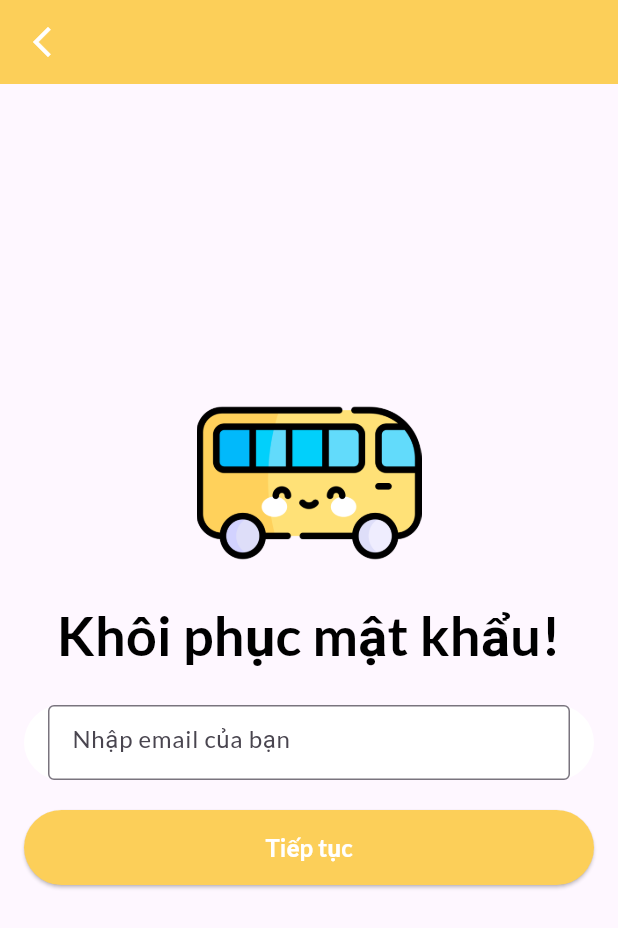
After one commit to public-transportation-pickup/ptp-mobile-customer, a Flutter app: the screen it shows after launch, after a tap on "Quên mật khẩu?", on a phone screen of 412 x 824 dp. The commit adds this screen. Shown: the top 928 px of the screen. Run offline on Flutter 3.47's test engine with Material 3 defaults, Android fonts, the phone set to English and light mode, and no system bars; our stand-ins replace badges, carousel_slider, firebase_auth, firebase_core, flutter_map, flutter_svg and 9 more; missing offline and left inert: flutter_map_location_marker, flutter_map_marker_popup, flutter_map_tappable_polyline, open_settings; accounts and stored records are empty; network calls fail.

Commit message:
add reset password

```diff
--- a/lib/pages/intro_pages/login_page.dart
+++ b/lib/pages/intro_pages/login_page.dart
@@ -1,3 +1,4 @@
+import 'package:capstone_ptp/pages/intro_pages/reset_password_page.dart';
 import 'package:firebase_auth/firebase_auth.dart';
 import 'package:flutter/material.dart';
 import 'package:flutter/services.dart';
@@ -196,7 +197,17 @@ class _LoginPageState extends State<LoginPage> {
                             ),
                           ),
                           const SizedBox(height: 16),
-                          const SizedBox(
+                          InkWell(
+                            onTap: () {
+                              HapticFeedback.lightImpact();
+                              Navigator.push(
+                                context,
+                                MaterialPageRoute(
+                                  builder: (context) => ResetPasswordPage(),
+                                ),
+                              );
+                            },
+                            child: const SizedBox(
                               width: 280,
                               height: 23,
                               child: Text(
@@ -207,6 +218,7 @@ class _LoginPageState extends State<LoginPage> {
                                   fontFamily: 'Poppins',
                                   fontWeight: FontWeight.w300,
                                   height: 0,
+                                ),
                               ),
                             ),
                           ),
--- /dev/null
+++ b/lib/pages/intro_pages/reset_password_page.dart
@@ -0,0 +1,134 @@
+import 'package:flutter/material.dart';
+import 'package:flutter/widgets.dart';
+
+import '../../services/firebase_authentication.dart';
+
+class ResetPasswordPage extends StatefulWidget {
+  @override
+  _ResetPasswordPageState createState() => _ResetPasswordPageState();
+}
+
+class _ResetPasswordPageState extends State<ResetPasswordPage> {
+  final TextEditingController _emailController = TextEditingController();
+  final FirebaseAuthentication _auth = FirebaseAuthentication();
+
+  String _resetPasswordMessage = '';
+
+  Future<void> _resetPassword() async {
+    String email = _emailController.text.trim();
+
+    if (email.isNotEmpty) {
+      try {
+        await _auth.resetPassword(email);
+        setState(() {
+          _resetPasswordMessage =
+              'Email xác thực đã được gửi.\nVui lòng kiểm tra hòm thư Email để tiến hành khôi phục mật khẩu.';
+        });
+      } catch (error) {
+        setState(() {
+          // _resetPasswordMessage = 'Error: $error';
+          _resetPasswordMessage = 'Email không hợp lệ!';
+        });
+      }
+    } else {
+      setState(() {
+        _resetPasswordMessage = 'Vui lòng nhập email.';
+      });
+    }
+  }
+
+  @override
+  Widget build(BuildContext context) {
+    return Scaffold(
+      appBar: AppBar(
+        backgroundColor: const Color(0xFFFCCF59),
+        leading: IconButton(
+          icon: const Icon(
+            Icons.arrow_back_ios_new_outlined,
+            color: Colors.white,
+          ),
+          onPressed: () {
+            Navigator.pop(context);
+          },
+        ),
+      ),
+      body: Padding(
+        padding: const EdgeInsets.all(16.0),
+        child: Center(
+          child: SingleChildScrollView(
+            child: Column(
+              crossAxisAlignment: CrossAxisAlignment.stretch,
+              children: <Widget>[
+                Image.asset(
+                  'lib/assets/images/bus_logo.png',
+                  width: 150,
+                  height: 150, // Adjust height as needed
+                ),
+                const Text(
+                  "Khôi phục mật khẩu!",
+                  style: TextStyle(
+                    fontSize: 36,
+                    fontWeight: FontWeight.bold,
+                    color: Colors.black,
+                  ),
+                  textAlign: TextAlign.center,
+                ),
+                const SizedBox(height: 20.0),
+                Container(
+                  width: MediaQuery.of(context).size.width * 0.8,
+                  height: 50,
+                  decoration: ShapeDecoration(
+                    color: Colors.white,
+                    shape: RoundedRectangleBorder(
+                      borderRadius: BorderRadius.circular(56),
+                    ),
+                  ),
+                  child: Padding(
+                    padding: const EdgeInsets.symmetric(horizontal: 16),
+                    child: TextField(
+                      controller: _emailController,
+                      decoration: const InputDecoration(
+                        border: OutlineInputBorder(),
+                        hintText: 'Nhập email của bạn',
+                      ),
+                    ),
+                  ),
+                ),
+                const SizedBox(height: 20.0),
+                SizedBox(
+                  width: 100,
+                  height: 50,
+                  child: ElevatedButton(
+                    onPressed: _resetPassword,
+                    style: ButtonStyle(
+                      backgroundColor: MaterialStateProperty.all<Color>(
+                          const Color(0xFFFCCF59)),
+                    ),
+                    child: const Text(
+                      'Tiếp tục',
+                      style: TextStyle(
+                        color: Colors.white,
+                        fontSize: 16,
+                        fontWeight: FontWeight.w700,
+                      ),
+                    ),
+                  ),
+                ),
+                const SizedBox(height: 20.0),
+                Text(
+                  _resetPasswordMessage,
+                  style: const TextStyle(
+                    color: Colors.red,
+                    fontSize: 16,
+                    fontWeight: FontWeight.w700,
+                  ),
+                  textAlign: TextAlign.center,
+                ),
+              ],
+            ),
+          ),
+        ),
+      ),
+    );
+  }
+}
--- a/lib/services/api_services/store_api.dart
+++ b/lib/services/api_services/store_api.dart
@@ -82,8 +82,7 @@ class StoreApi extends ApiService {
   // GET STORES BY ROUTE VAR ID
   static Future<List<StoreModel>> getStoresByRouteVarId(
       String routeVarId) async {
-    final String baseUrl =
-        '${ApiService.baseUrl}/routevars/api/route-vars/$routeVarId/stores';
+    final String baseUrl = '${ApiService.baseUrl}/routevars/$routeVarId/stores';
     final response = await http.get(Uri.parse(baseUrl));
 
     if (response.statusCode == 200) {
--- a/lib/services/firebase_authentication.dart
+++ b/lib/services/firebase_authentication.dart
@@ -100,6 +100,15 @@ class FirebaseAuthentication {
     }
   }
 
+  Future<void> resetPassword(String email) async {
+    try {
+      await _auth.sendPasswordResetEmail(email: email);
+    } catch (error) {
+      checkLog.e("Reset password error: $error");
+      rethrow;
+    }
+  }
+
   Future<void> signOut() async {
     await _googleSignIn.signOut();
     await _auth.signOut();
```
Lines whose indentation alone changed are shown as unchanged.
